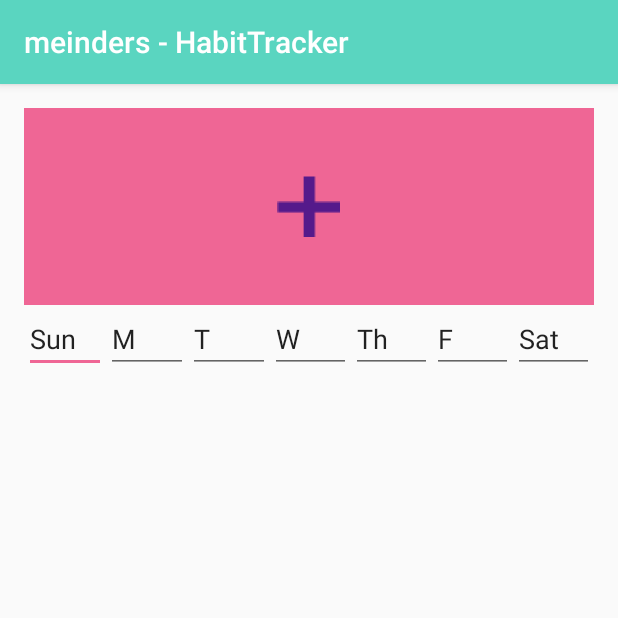
After one commit to MandyMeindersma/CMPUT-301-assignment-1, an Android app: the SingularHabit screen opened directly, with no data from a screen before it, on a phone screen of 412 x 824 dp, the top half of it. The commit adds this screen. Run offline under Robolectric (Android 15) with nearby library versions, the phone set to English and light mode, and no system bars.

Commit message:
MOst ading and deleting habits done

```diff
--- a/meinders-HabitTracker/app/src/main/AndroidManifest.xml
+++ b/meinders-HabitTracker/app/src/main/AndroidManifest.xml
@@ -19,7 +19,8 @@
             </intent-filter>
         </activity>
         <activity android:name=".AddNew" />
-        <activity android:name=".History_page"></activity>
+        <activity android:name=".History_page" />
+        <activity android:name=".SingularHabit"></activity>
     </application>
 
 </manifest>
--- /dev/null
+++ b/meinders-HabitTracker/app/src/main/java/com/example/meind/meinders_habittracker/SingularHabit.java
@@ -0,0 +1,13 @@
+package com.example.meind.meinders_habittracker;
+
+import android.support.v7.app.AppCompatActivity;
+import android.os.Bundle;
+
+public class SingularHabit extends AppCompatActivity {
+
+    @Override
+    protected void onCreate(Bundle savedInstanceState) {
+        super.onCreate(savedInstanceState);
+        setContentView(R.layout.activity_singular_habit);
+    }
+}
--- /dev/null
+++ b/meinders-HabitTracker/app/src/main/res/layout/activity_singular_habit.xml
@@ -0,0 +1,109 @@
+<?xml version="1.0" encoding="utf-8"?>
+<RelativeLayout xmlns:android="http://schemas.android.com/apk/res/android"
+    xmlns:app="http://schemas.android.com/apk/res-auto"
+    xmlns:tools="http://schemas.android.com/tools"
+    android:id="@+id/activity_singular_habit"
+    android:layout_width="match_parent"
+    android:layout_height="match_parent"
+    android:paddingBottom="@dimen/activity_vertical_margin"
+    android:paddingLeft="@dimen/activity_horizontal_margin"
+    android:paddingRight="@dimen/activity_horizontal_margin"
+    android:paddingTop="@dimen/activity_vertical_margin"
+    tools:context="com.example.meind.meinders_habittracker.SingularHabit">
+
+    <LinearLayout
+        android:orientation="vertical"
+        android:layout_width="match_parent"
+        android:layout_height="match_parent"
+        android:layout_alignParentTop="true"
+        android:layout_alignParentEnd="true"
+        android:weightSum="4">
+
+        <ImageButton
+            android:layout_width="match_parent"
+            android:layout_height="wrap_content"
+            app:srcCompat="@mipmap/ic_launcher"
+            android:id="@+id/imageButton"
+            android:layout_weight="1"
+            android:background="@color/colorAccent" />
+
+        <LinearLayout
+            android:orientation="horizontal"
+            android:layout_width="match_parent"
+            android:layout_height="70dp"
+            android:layout_weight="1"
+            android:weightSum="7">
+
+
+            <EditText
+                android:layout_width="wrap_content"
+                android:layout_height="wrap_content"
+                android:inputType="textPersonName"
+                android:text="Sun"
+                android:ems="10"
+                android:id="@+id/sunText"
+                android:layout_weight="1" />
+
+            <EditText
+                android:layout_width="wrap_content"
+                android:layout_height="wrap_content"
+                android:inputType="textPersonName"
+                android:text="M"
+                android:ems="10"
+                android:id="@+id/monText"
+                android:layout_weight="1" />
+            <EditText
+                android:layout_width="wrap_content"
+                android:layout_height="wrap_content"
+                android:inputType="textPersonName"
+                android:text="T"
+                android:ems="10"
+                android:id="@+id/tueText"
+                android:layout_weight="1" />
+            <EditText
+                android:layout_width="wrap_content"
+                android:layout_height="wrap_content"
+                android:inputType="textPersonName"
+                android:text="W"
+                android:ems="10"
+                android:id="@+id/wedText"
+                android:layout_weight="1" />
+            <EditText
+                android:layout_width="wrap_content"
+                android:layout_height="wrap_content"
+                android:inputType="textPersonName"
+                android:text="Th"
+                android:ems="10"
+                android:id="@+id/thuText"
+                android:layout_weight="1" />
+            <EditText
+                android:layout_width="wrap_content"
+                android:layout_height="wrap_content"
+                android:inputType="textPersonName"
+                android:text="F"
+                android:ems="10"
+                android:id="@+id/friText"
+                android:layout_weight="1" />
+            <EditText
+                android:layout_width="wrap_content"
+                android:layout_height="wrap_content"
+                android:inputType="textPersonName"
+                android:text="Sat"
+                android:ems="10"
+                android:id="@+id/satText"
+                android:layout_weight="1" />
+
+
+
+
+
+        </LinearLayout>
+
+        <ListView
+            android:layout_width="match_parent"
+            android:layout_height="283dp"
+            android:layout_weight="2"/>
+
+
+    </LinearLayout>
+</RelativeLayout>
--- a/meinders-HabitTracker/app/src/main/res/layout/content_main.xml
+++ b/meinders-HabitTracker/app/src/main/res/layout/content_main.xml
@@ -20,7 +20,7 @@
         android:orientation="vertical" >
 
         <TextView
-            android:id="@+id/oldTweetsTitle"
+            android:id="@+id/HabitsTitle"
             android:layout_width="fill_parent"
             android:layout_height="wrap_content"
             android:text="My Habits" />
```
Also changed, not shown: meinders-HabitTracker/app/src/main/java/com/example/meind/meinders_habittracker/AddNew.java (+38 -43 lines), meinders-HabitTracker/app/src/main/java/com/example/meind/meinders_habittracker/Habit.java (+34 -10 lines), meinders-HabitTracker/app/src/main/java/com/example/meind/meinders_habittracker/HabitList.java (+33 -5 lines), meinders-HabitTracker/app/src/main/java/com/example/meind/meinders_habittracker/HabitListController.java (added, +40 -0 lines), meinders-HabitTracker/app/src/main/java/com/example/meind/meinders_habittracker/Listener.java (added, +9 -0 lines), meinders-HabitTracker/app/src/main/java/com/example/meind/meinders_habittracker/MainActivity.java (+127 -15 lines), meinders-HabitTracker/app/src/main/res/layout/activity_add_new.xml (+5 -4 lines), meinders-HabitTracker/app/src/main/Complete-web.png (added), 1 other file.
